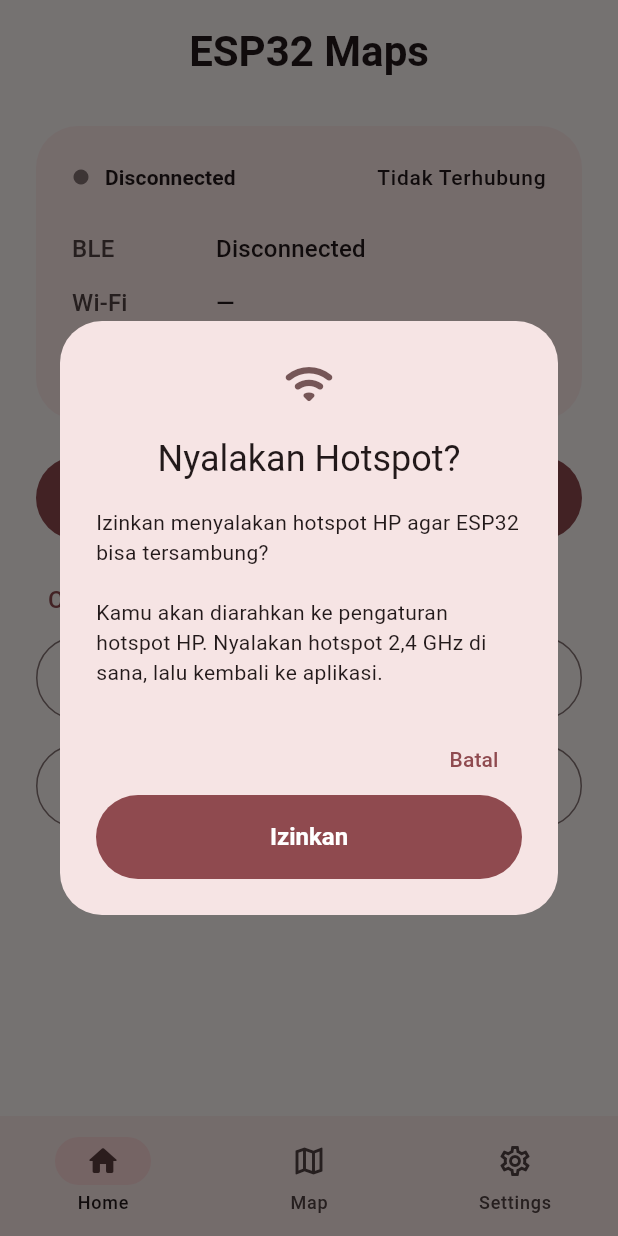
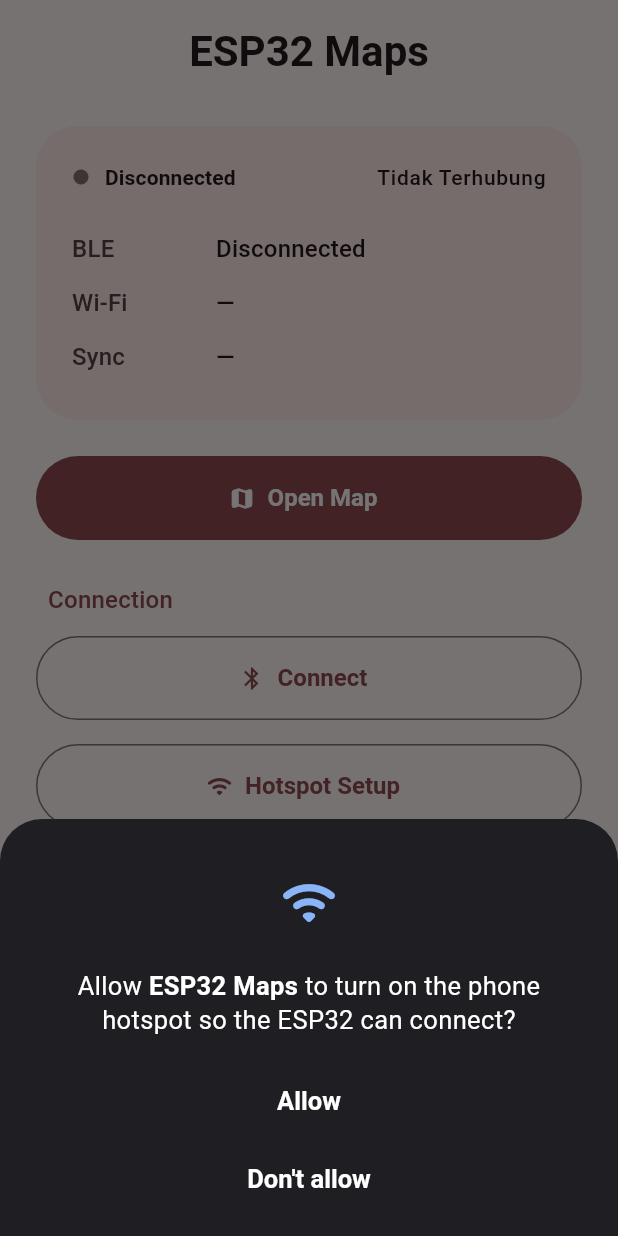
Before and after one commit to MujiAko/IoT-Pemindai-Navigasi, a Flutter app: the screen it shows after launch, after a tap on "Hotspot Setup", on a phone screen of 412 x 824 dp. Run offline on Flutter 3.47's test engine with Material 3 defaults, Android fonts, the phone set to English and light mode, and no system bars; our stand-ins replace battery_plus, device_info_plus, flutter_blue_plus, flutter_map, geolocator, latlong2 and 1 more; missing offline and left inert: installed_apps, notification_listener_service; statements that could not run were skipped.

Commit message:
change pop up style

```diff
--- a/lib/ui/home_page.dart
+++ b/lib/ui/home_page.dart
@@ -111,22 +111,42 @@ class HomePage extends StatelessWidget {
   }
 
   Future<void> _onHotspotSetupTap(BuildContext context) async {
-  final allow = await showDialog<bool>(
+  final allow = await showModalBottomSheet<bool>(
     context: context,
-    builder: (ctx) => AlertDialog(
-      icon: const Icon(Icons.wifi_rounded, size: 36),
-      title: const Text('Nyalakan Hotspot?'),
-      content: const Text(
-        'Izinkan menyalakan hotspot HP agar ESP32 bisa tersambung?\n\n'
-        'Kamu akan diarahkan ke pengaturan hotspot HP. Nyalakan hotspot 2,4 GHz di sana, lalu kembali ke aplikasi.',
+    backgroundColor: const Color(0xFF1F1F23),
+    shape: const RoundedRectangleBorder(
+      borderRadius: BorderRadius.vertical(top: Radius.circular(28)),
     ),
-      actions: [
-        TextButton(onPressed: () => Navigator.pop(ctx, false), child: const Text('Batal')),
-        FilledButton(onPressed: () => Navigator.pop(ctx, true), child: const Text('Izinkan')),
+    builder: (ctx) => SafeArea(
+      child: Padding(
+        padding: const EdgeInsets.fromLTRB(32, 36, 32, 12),
+        child: Column(
+          mainAxisSize: MainAxisSize.min,
+          children: [
+            const Icon(Icons.wifi_rounded, size: 40, color: Color(0xFF8AB4F8)),
+            const SizedBox(height: 24),
+            Text.rich(
+              const TextSpan(
+                style: TextStyle(color: Colors.white, fontSize: 17, height: 1.35),
+                children: [
+                  TextSpan(text: 'Allow '),
+                  TextSpan(
+                    text: 'ESP32 Maps',
+                    style: TextStyle(fontWeight: FontWeight.bold),
+                  ),
+                  TextSpan(text: ' to turn on the phone hotspot so the ESP32 can connect?'),
                 ],
               ),
+              textAlign: TextAlign.center,
+            ),
+            const SizedBox(height: 16),
+            _permissionChoice(ctx, 'Allow', true),
+            _permissionChoice(ctx, "Don't allow", false),
+          ],
+        ),
+      ),
+    ),
   );
-
   if (allow != true || !context.mounted) return;
 
   try {
@@ -138,6 +158,21 @@ class HomePage extends StatelessWidget {
   }
   if (!context.mounted) return;
   _hotspotSheet(context);
+}
+
+Widget _permissionChoice(BuildContext ctx, String label, bool value) {
+  return SizedBox(
+    width: double.infinity,
+    child: TextButton(
+      onPressed: () => Navigator.pop(ctx, value),
+      style: TextButton.styleFrom(
+        foregroundColor: Colors.white,
+        padding: const EdgeInsets.symmetric(vertical: 16),
+        textStyle: const TextStyle(fontSize: 17, fontWeight: FontWeight.w600),
+      ),
+      child: Text(label),
+    ),
+  );
 }
 
   void _hotspotSheet(BuildContext context) {
```
Lines whose indentation alone changed are shown as unchanged.
